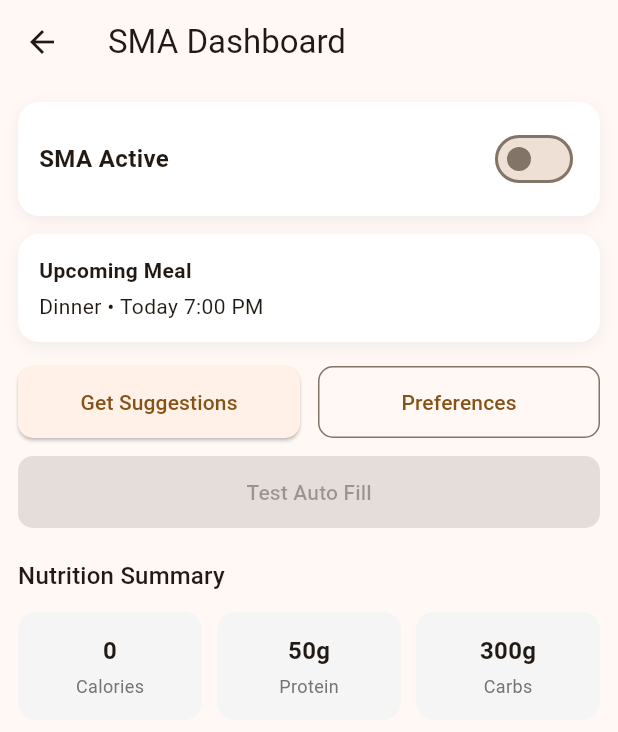
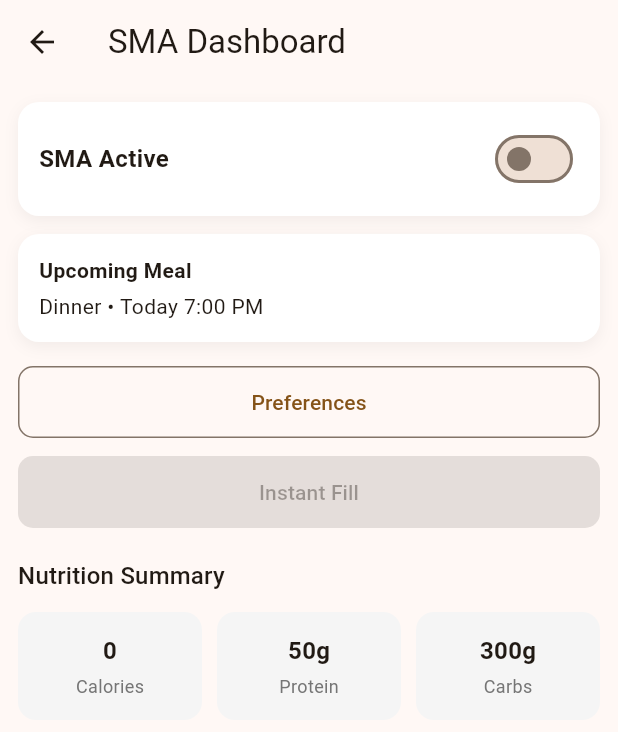
Before and after one commit to Reranko05/SEPM_SMA, a Flutter app: the SMADashboard screen opened directly, on a phone screen of 412 x 824 dp. Shown: the top 732 px of the screen. Run offline on Flutter 3.47's test engine with Material 3 defaults, Android fonts, the phone set to English and light mode, and no system bars; our stand-ins replace flutter_local_notifications, shared_preferences, timezone; missing offline and left inert: android_alarm_manager_plus, android_intent_plus; accounts and stored records are empty.

Commit message:
Remove Redundant Button UI

```diff
--- a/frontend/lib/screens/sma_dashboard.dart
+++ b/frontend/lib/screens/sma_dashboard.dart
@@ -75,44 +75,9 @@ class _SMADashboardState extends State<SMADashboard> {
 
             const SizedBox(height: 16),
 
-            // 🔥 ACTION BUTTONS
+            // 🔥 ACTION BUTTONS (Preferences)
             Row(
               children: [
-                Expanded(
-                  child: ElevatedButton(
-                    style: ElevatedButton.styleFrom(
-                      padding: const EdgeInsets.symmetric(vertical: 14),
-                      shape: RoundedRectangleBorder(
-                        borderRadius: BorderRadius.circular(10),
-                      ),
-                    ),
-                    onPressed: () async {
-                      if (auth.username == null || auth.username!.isEmpty) {
-                        if (!mounted) return;
-                        ScaffoldMessenger.of(context).showSnackBar(
-                          const SnackBar(
-                            content: Text('Please log in to get suggestions'),
-                          ),
-                        );
-                        return;
-                      }
-
-                      try {
-                        await rec.fetchRecommendation(auth.username!);
-
-                        if (!mounted) return;
-                        Navigator.pushNamed(context, '/recommendation');
-                      } catch (e) {
-                        if (!mounted) return;
-                        ScaffoldMessenger.of(context).showSnackBar(
-                          SnackBar(content: Text('Failed: $e')),
-                        );
-                      }
-                    },
-                    child: const Text('Get Suggestions'),
-                  ),
-                ),
-                const SizedBox(width: 12),
                 Expanded(
                   child: OutlinedButton(
                     style: OutlinedButton.styleFrom(
@@ -121,8 +86,7 @@ class _SMADashboardState extends State<SMADashboard> {
                         borderRadius: BorderRadius.circular(10),
                       ),
                     ),
-                    onPressed: () =>
-                        Navigator.pushNamed(context, '/preferences'),
+                    onPressed: () => Navigator.pushNamed(context, '/preferences'),
                     child: const Text('Preferences'),
                   ),
                 ),
@@ -183,7 +147,7 @@ class _SMADashboardState extends State<SMADashboard> {
                           if (mounted) setState(() => _autoFilling = false);
                         }
                       },
-                child: _autoFilling ? const SizedBox(height: 16, width: 16, child: CircularProgressIndicator(color: Colors.white, strokeWidth: 2)) : const Text('Test Auto Fill'),
+                child: _autoFilling ? const SizedBox(height: 16, width: 16, child: CircularProgressIndicator(color: Colors.white, strokeWidth: 2)) : const Text('Instant Fill'),
               ),
             ),
 
```
